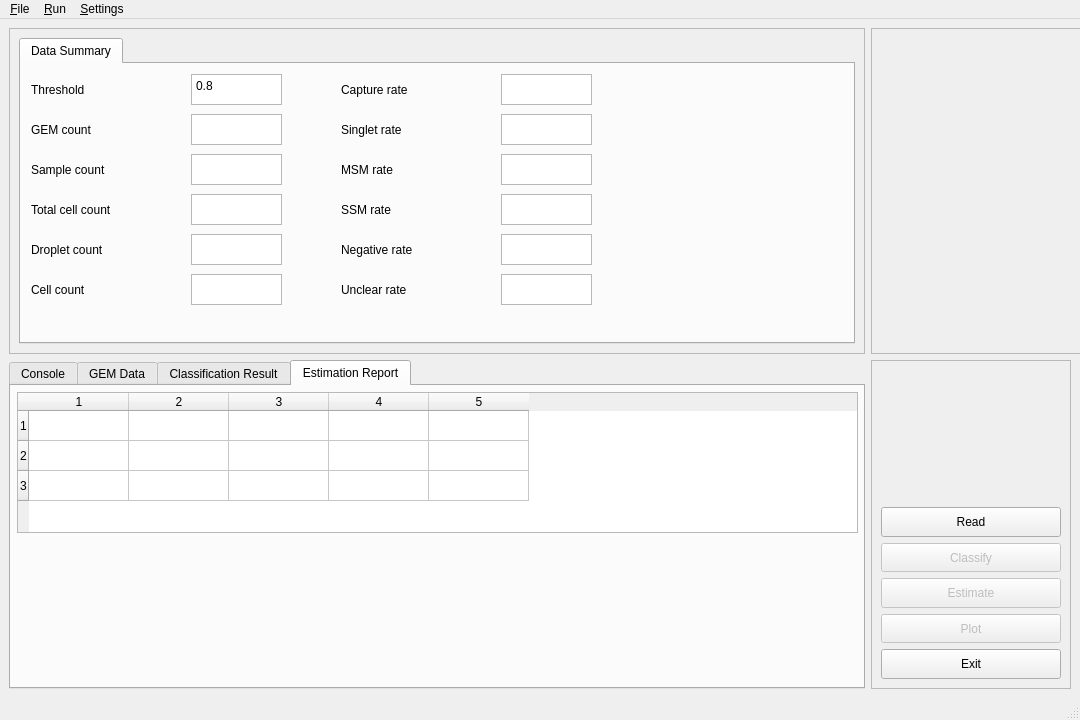
Before: the Qt Designer form app/xml/gmmd.ui in remisiki/GMM-Demux-GUI, drawn with Qt 5.
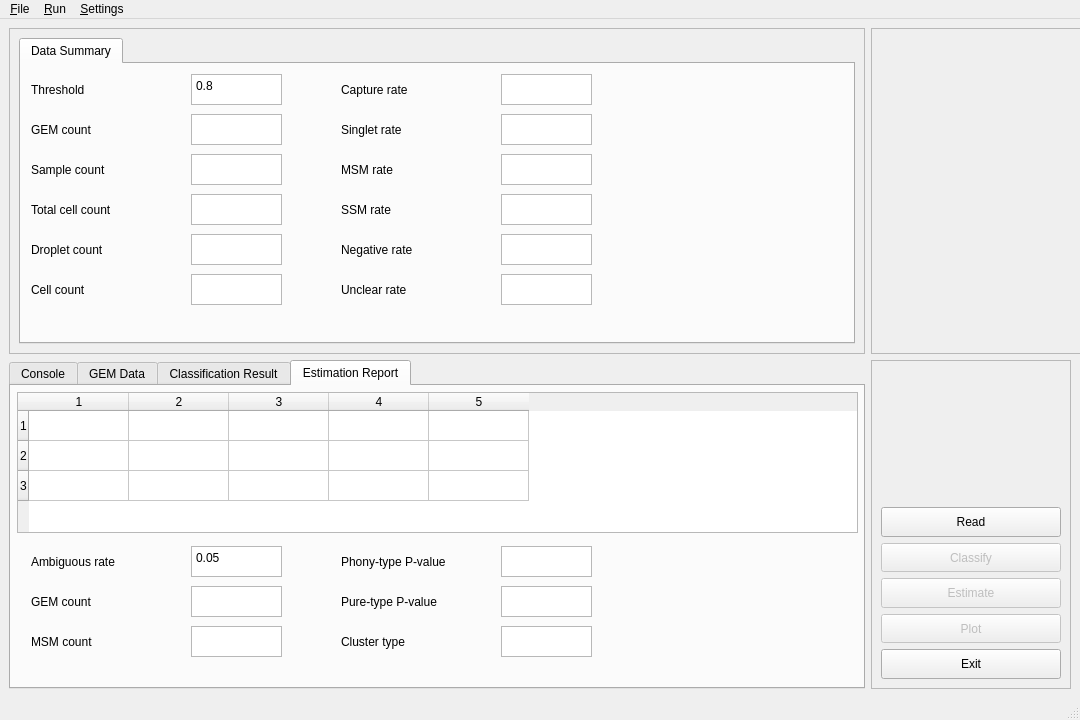
After: the same form once the commit is applied. The open tabs and pages were chosen to show the change.

Patch:
```diff
--- a/app/xml/gmmd.ui
+++ b/app/xml/gmmd.ui
@@ -780,6 +780,309 @@
         <column/>
         <column/>
        </widget>
+       <widget class="QLabel" name="label_28">
+        <property name="geometry">
+         <rect>
+          <x>330</x>
+          <y>240</y>
+          <width>141</width>
+          <height>31</height>
+         </rect>
+        </property>
+        <property name="text">
+         <string>Cluster type</string>
+        </property>
+        <property name="alignment">
+         <set>Qt::AlignLeading|Qt::AlignLeft|Qt::AlignVCenter</set>
+        </property>
+       </widget>
+       <widget class="QPlainTextEdit" name="GEM_num_ex">
+        <property name="enabled">
+         <bool>true</bool>
+        </property>
+        <property name="geometry">
+         <rect>
+          <x>180</x>
+          <y>200</y>
+          <width>91</width>
+          <height>31</height>
+         </rect>
+        </property>
+        <property name="focusPolicy">
+         <enum>Qt::NoFocus</enum>
+        </property>
+        <property name="verticalScrollBarPolicy">
+         <enum>Qt::ScrollBarAlwaysOff</enum>
+        </property>
+        <property name="horizontalScrollBarPolicy">
+         <enum>Qt::ScrollBarAlwaysOff</enum>
+        </property>
+        <property name="lineWrapMode">
+         <enum>QPlainTextEdit::NoWrap</enum>
+        </property>
+        <property name="readOnly">
+         <bool>true</bool>
+        </property>
+        <property name="plainText">
+         <string/>
+        </property>
+        <property name="placeholderText">
+         <string/>
+        </property>
+       </widget>
+       <widget class="QLabel" name="label_27">
+        <property name="geometry">
+         <rect>
+          <x>330</x>
+          <y>200</y>
+          <width>141</width>
+          <height>31</height>
+         </rect>
+        </property>
+        <property name="text">
+         <string>Pure-type P-value</string>
+        </property>
+        <property name="alignment">
+         <set>Qt::AlignLeading|Qt::AlignLeft|Qt::AlignVCenter</set>
+        </property>
+       </widget>
+       <widget class="QPlainTextEdit" name="MSM_num_ex">
+        <property name="enabled">
+         <bool>true</bool>
+        </property>
+        <property name="geometry">
+         <rect>
+          <x>180</x>
+          <y>240</y>
+          <width>91</width>
+          <height>31</height>
+         </rect>
+        </property>
+        <property name="focusPolicy">
+         <enum>Qt::NoFocus</enum>
+        </property>
+        <property name="verticalScrollBarPolicy">
+         <enum>Qt::ScrollBarAlwaysOff</enum>
+        </property>
+        <property name="horizontalScrollBarPolicy">
+         <enum>Qt::ScrollBarAlwaysOff</enum>
+        </property>
+        <property name="lineWrapMode">
+         <enum>QPlainTextEdit::NoWrap</enum>
+        </property>
+        <property name="readOnly">
+         <bool>true</bool>
+        </property>
+        <property name="plainText">
+         <string/>
+        </property>
+        <property name="placeholderText">
+         <string/>
+        </property>
+       </widget>
+       <widget class="QLabel" name="label_25">
+        <property name="geometry">
+         <rect>
+          <x>20</x>
+          <y>240</y>
+          <width>141</width>
+          <height>31</height>
+         </rect>
+        </property>
+        <property name="text">
+         <string>MSM count</string>
+        </property>
+        <property name="alignment">
+         <set>Qt::AlignLeading|Qt::AlignLeft|Qt::AlignVCenter</set>
+        </property>
+       </widget>
+       <widget class="QLabel" name="label_26">
+        <property name="geometry">
+         <rect>
+          <x>330</x>
+          <y>160</y>
+          <width>141</width>
+          <height>31</height>
+         </rect>
+        </property>
+        <property name="text">
+         <string>Phony-type P-value</string>
+        </property>
+        <property name="alignment">
+         <set>Qt::AlignLeading|Qt::AlignLeft|Qt::AlignVCenter</set>
+        </property>
+       </widget>
+       <widget class="QPlainTextEdit" name="ambiguous_rate">
+        <property name="enabled">
+         <bool>true</bool>
+        </property>
+        <property name="geometry">
+         <rect>
+          <x>180</x>
+          <y>160</y>
+          <width>91</width>
+          <height>31</height>
+         </rect>
+        </property>
+        <property name="focusPolicy">
+         <enum>Qt::NoFocus</enum>
+        </property>
+        <property name="toolTip">
+         <string>default: 0.05</string>
+        </property>
+        <property name="verticalScrollBarPolicy">
+         <enum>Qt::ScrollBarAlwaysOff</enum>
+        </property>
+        <property name="horizontalScrollBarPolicy">
+         <enum>Qt::ScrollBarAlwaysOff</enum>
+        </property>
+        <property name="lineWrapMode">
+         <enum>QPlainTextEdit::NoWrap</enum>
+        </property>
+        <property name="readOnly">
+         <bool>true</bool>
+        </property>
+        <property name="plainText">
+         <string>0.05</string>
+        </property>
+        <property name="placeholderText">
+         <string/>
+        </property>
+       </widget>
+       <widget class="QPlainTextEdit" name="cluster_type">
+        <property name="enabled">
+         <bool>true</bool>
+        </property>
+        <property name="geometry">
+         <rect>
+          <x>490</x>
+          <y>240</y>
+          <width>91</width>
+          <height>31</height>
+         </rect>
+        </property>
+        <property name="focusPolicy">
+         <enum>Qt::NoFocus</enum>
+        </property>
+        <property name="verticalScrollBarPolicy">
+         <enum>Qt::ScrollBarAlwaysOff</enum>
+        </property>
+        <property name="horizontalScrollBarPolicy">
+         <enum>Qt::ScrollBarAlwaysOff</enum>
+        </property>
+        <property name="lineWrapMode">
+         <enum>QPlainTextEdit::NoWrap</enum>
+        </property>
+        <property name="readOnly">
+         <bool>true</bool>
+        </property>
+        <property name="plainText">
+         <string/>
+        </property>
+        <property name="placeholderText">
+         <string/>
+        </property>
+       </widget>
+       <widget class="QPlainTextEdit" name="pure_p_value">
+        <property name="enabled">
+         <bool>true</bool>
+        </property>
+        <property name="geometry">
+         <rect>
+          <x>490</x>
+          <y>200</y>
+          <width>91</width>
+          <height>31</height>
+         </rect>
+        </property>
+        <property name="focusPolicy">
+         <enum>Qt::NoFocus</enum>
+        </property>
+        <property name="verticalScrollBarPolicy">
+         <enum>Qt::ScrollBarAlwaysOff</enum>
+        </property>
+        <property name="horizontalScrollBarPolicy">
+         <enum>Qt::ScrollBarAlwaysOff</enum>
+        </property>
+        <property name="lineWrapMode">
+         <enum>QPlainTextEdit::NoWrap</enum>
+        </property>
+        <property name="readOnly">
+         <bool>true</bool>
+        </property>
+        <property name="plainText">
+         <string/>
+        </property>
+        <property name="placeholderText">
+         <string/>
+        </property>
+       </widget>
+       <widget class="QLabel" name="label_24">
+        <property name="geometry">
+         <rect>
+          <x>20</x>
+          <y>200</y>
+          <width>141</width>
+          <height>31</height>
+         </rect>
+        </property>
+        <property name="text">
+         <string>GEM count</string>
+        </property>
+        <property name="alignment">
+         <set>Qt::AlignLeading|Qt::AlignLeft|Qt::AlignVCenter</set>
+        </property>
+       </widget>
+       <widget class="QPlainTextEdit" name="phony_p_value">
+        <property name="enabled">
+         <bool>true</bool>
+        </property>
+        <property name="geometry">
+         <rect>
+          <x>490</x>
+          <y>160</y>
+          <width>91</width>
+          <height>31</height>
+         </rect>
+        </property>
+        <property name="focusPolicy">
+         <enum>Qt::NoFocus</enum>
+        </property>
+        <property name="verticalScrollBarPolicy">
+         <enum>Qt::ScrollBarAlwaysOff</enum>
+        </property>
+        <property name="horizontalScrollBarPolicy">
+         <enum>Qt::ScrollBarAlwaysOff</enum>
+        </property>
+        <property name="lineWrapMode">
+         <enum>QPlainTextEdit::NoWrap</enum>
+        </property>
+        <property name="readOnly">
+         <bool>true</bool>
+        </property>
+        <property name="plainText">
+         <string/>
+        </property>
+        <property name="placeholderText">
+         <string/>
+        </property>
+       </widget>
+       <widget class="QLabel" name="label_21">
+        <property name="geometry">
+         <rect>
+          <x>20</x>
+          <y>160</y>
+          <width>141</width>
+          <height>31</height>
+         </rect>
+        </property>
+        <property name="text">
+         <string>Ambiguous rate</string>
+        </property>
+        <property name="alignment">
+         <set>Qt::AlignLeading|Qt::AlignLeft|Qt::AlignVCenter</set>
+        </property>
+       </widget>
       </widget>
      </widget>
     </item>
```
Left out of the diff: 335 changed lines with no effect on the pictures.
